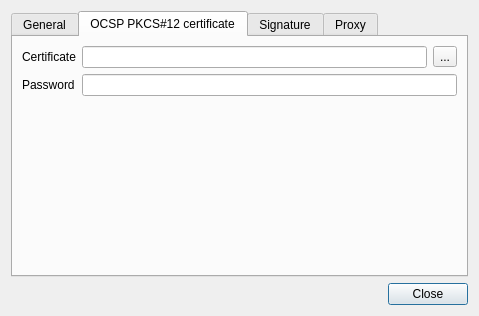
tixsys/esteid, file qdigidoc/trunk/client/ui/SettingsDialog.ui: the form before one commit.
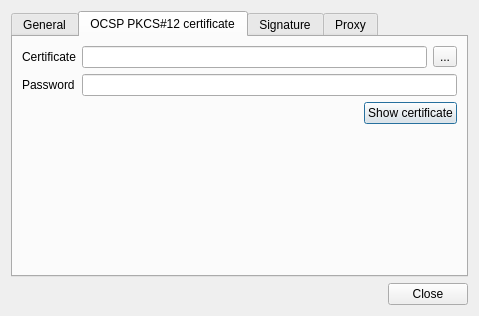
The form after the commit. The open tabs and pages were chosen to show the change.

Commit message: show pkcs#12 certificate content

Patch:
```diff
--- a/qdigidoc/trunk/client/ui/SettingsDialog.ui
+++ b/qdigidoc/trunk/client/ui/SettingsDialog.ui
@@ -179,7 +179,7 @@
          </property>
         </widget>
        </item>
-       <item row="2" column="1">
+       <item row="3" column="1">
         <spacer name="tabPKCS12Spacer">
          <property name="orientation">
           <enum>Qt::Vertical</enum>
@@ -192,6 +192,30 @@
          </property>
         </spacer>
        </item>
+       <item row="2" column="1">
+        <layout class="QHBoxLayout" name="p12ButtonLayout">
+         <item>
+          <spacer name="p12ButtonSpacer">
+           <property name="orientation">
+            <enum>Qt::Horizontal</enum>
+           </property>
+           <property name="sizeHint" stdset="0">
+            <size>
+             <width>40</width>
+             <height>0</height>
+            </size>
+           </property>
+          </spacer>
+         </item>
+         <item>
+          <widget class="QPushButton" name="showP12Cert">
+           <property name="text">
+            <string>Show certificate</string>
+           </property>
+          </widget>
+         </item>
+        </layout>
+       </item>
       </layout>
      </widget>
      <widget class="QWidget" name="tabSignature">
```
The commit also changes 2 other files.
